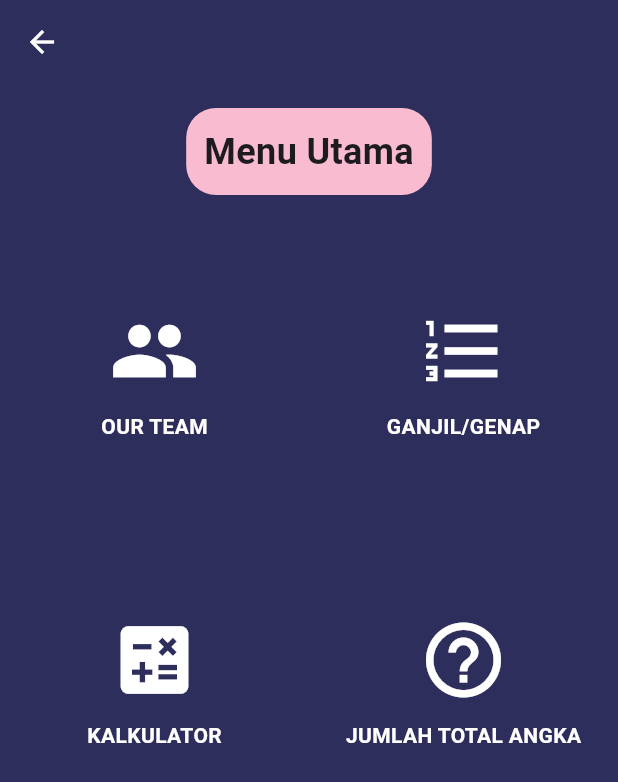
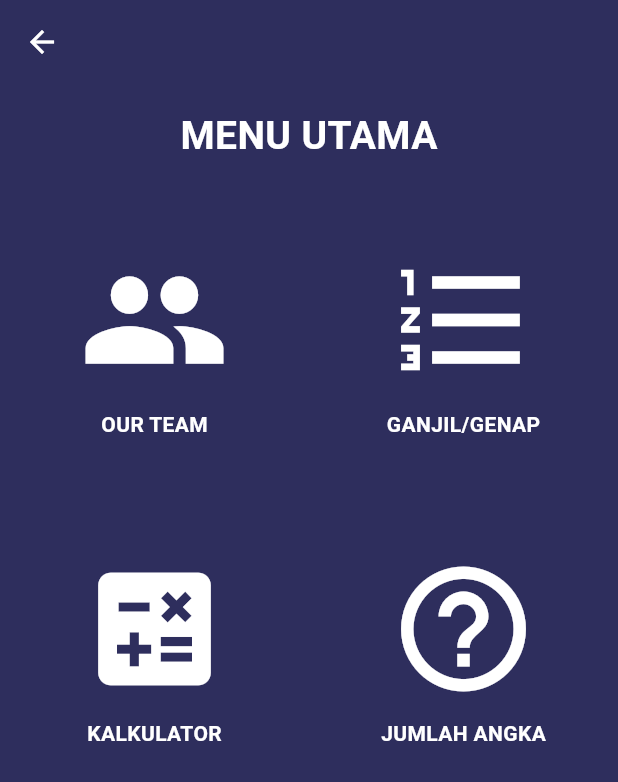
Before and after one commit to nafalf/TPM_Project-1-Kalkulator-Mobile, a Flutter app: the MainMenu screen opened directly, on a phone screen of 412 x 824 dp. Shown: the top 782 px of the screen. Run offline on Flutter 3.47's test engine with Material 3 defaults, Android fonts, the phone set to English and light mode, and no system bars.

Commit message:
Update main.dart
Mengubah Judul dikit

```diff
--- a/lib/main.dart
+++ b/lib/main.dart
@@ -2,8 +2,8 @@ import 'package:flutter/material.dart';
 import 'login.dart';
 import 'our_team.dart';
 import 'calculator_page.dart';
+import 'jumlah.dart';
 import 'GanjilGenapPage.dart';
-import 'jumlah.dart';
 
 void main() {
   runApp(const MyApp());
@@ -20,7 +20,6 @@ class MyApp extends StatelessWidget {
     );
   }
 }
-
 
 class MainMenu extends StatelessWidget {
   const MainMenu({super.key});
@@ -42,14 +41,9 @@ class MainMenu extends StatelessWidget {
           Padding(
             padding: const EdgeInsets.all(16.0),
             child: Container(
-              padding: EdgeInsets.all(12),
-              decoration: BoxDecoration(
-                color: Colors.pink.shade100,
-                borderRadius: BorderRadius.circular(20),
-              ),
               child: Text(
-                "Menu Utama",
-                style: TextStyle(fontSize: 24, fontWeight: FontWeight.bold),
+                "MENU UTAMA",
+                style: TextStyle(fontSize: 26, fontWeight: FontWeight.bold, color: Colors.white),
               ),
             ),
           ),
@@ -75,10 +69,10 @@ class MainMenu extends StatelessWidget {
                     MaterialPageRoute(builder: (context) => CalculatorPage()),
                   );
                 }),
-                _buildMenuItem(Icons.help_outline, "JUMLAH TOTAL ANGKA", () {
+                _buildMenuItem(Icons.help_outline, "JUMLAH ANGKA", () {
                   Navigator.push(
                     context,
-                    MaterialPageRoute(builder: (context) => JumlahAngkaApp()),
+                    MaterialPageRoute(builder: (context) => JumlahAngkaPage()),
                   );
                 }),
               ],
@@ -95,7 +89,7 @@ class MainMenu extends StatelessWidget {
       child: Column(
         mainAxisAlignment: MainAxisAlignment.center,
         children: [
-          Icon(icon, size: 60, color: Colors.white),
+          Icon(icon, size: 100, color: Colors.white),
           SizedBox(height: 10),
           Text(
             label,
```
